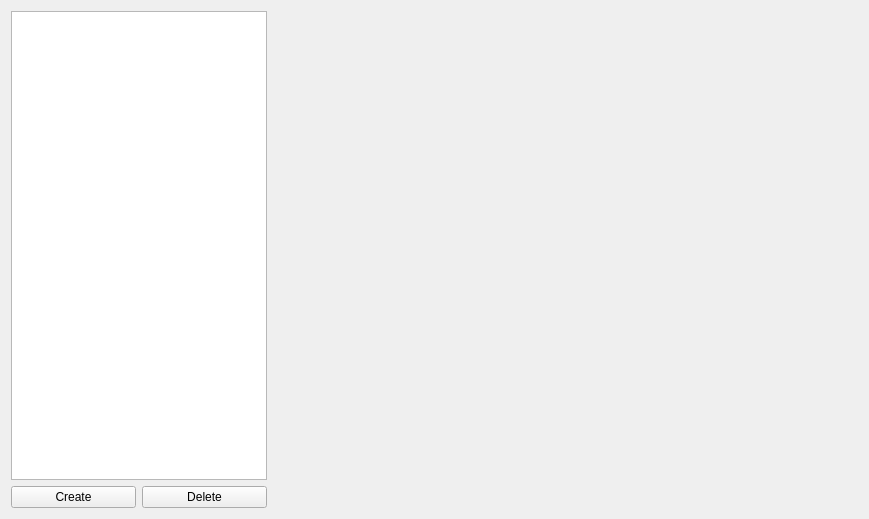
This is widgets/noteswidget.ui in commmrade/PasswordManager as Qt 5 draws it before an edit. The edited form follows.
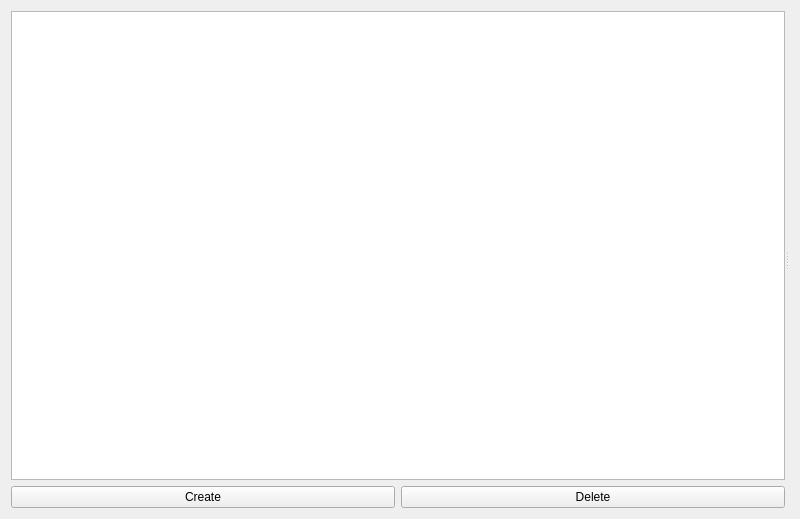
This is the edited form.

The edit to the form file:
```diff
--- a/widgets/noteswidget.ui
+++ b/widgets/noteswidget.ui
@@ -6,15 +6,26 @@
    <rect>
     <x>0</x>
     <y>0</y>
-    <width>869</width>
+    <width>800</width>
     <height>519</height>
    </rect>
   </property>
+  <property name="sizePolicy">
+   <sizepolicy hsizetype="Preferred" vsizetype="Preferred">
+    <horstretch>0</horstretch>
+    <verstretch>0</verstretch>
+   </sizepolicy>
+  </property>
   <property name="windowTitle">
    <string>Form</string>
   </property>
-  <layout class="QFormLayout" name="formLayout">
+  <layout class="QGridLayout" name="gridLayout">
    <item row="0" column="0">
+    <widget class="QSplitter" name="splitter">
+     <property name="orientation">
+      <enum>Qt::Orientation::Horizontal</enum>
+     </property>
+     <widget class="QWidget" name="layoutWidget">
     <layout class="QVBoxLayout" name="verticalLayout">
      <item>
       <widget class="QListView" name="notesView">
@@ -66,11 +77,11 @@
       </layout>
      </item>
     </layout>
-   </item>
-   <item row="0" column="1">
+     </widget>
     <widget class="QStackedWidget" name="stackedWidget">
      <widget class="QWidget" name="page"/>
      <widget class="QWidget" name="page_2"/>
+     </widget>
     </widget>
    </item>
   </layout>
```
Lines whose indentation alone changed are shown as unchanged.
